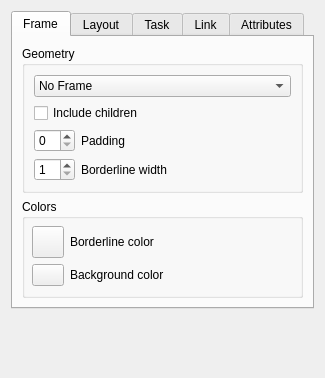
insilmaril/vym, file forms/branchpropeditor.ui: the form before one commit.
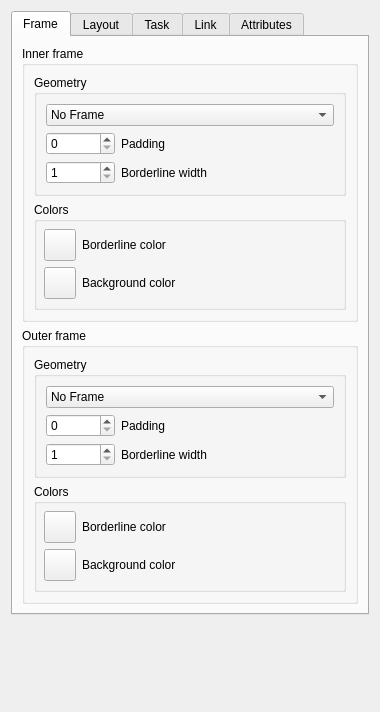
The form after the commit. The open tabs and pages were chosen to show the change.

Commit message: Merge new layout system and new XML parser into develop (#63)

The edit to the form file:
```diff
--- a/forms/branchpropeditor.ui
+++ b/forms/branchpropeditor.ui
@@ -6,8 +6,8 @@
    <rect>
     <x>0</x>
     <y>0</y>
-    <width>325</width>
-    <height>378</height>
+    <width>380</width>
+    <height>712</height>
    </rect>
   </property>
   <property name="sizePolicy">
@@ -19,280 +19,630 @@
   <property name="windowTitle">
    <string>Branch Property Editor</string>
   </property>
-  <layout class="QVBoxLayout">
+  <layout class="QVBoxLayout" name="verticalLayout_12">
    <item>
     <widget class="QTabWidget" name="tabWidget">
      <property name="currentIndex">
-      <number>2</number>
+      <number>0</number>
      </property>
-     <widget class="QWidget" name="tab">
+     <widget class="QWidget" name="tabFrame">
+      <property name="minimumSize">
+       <size>
+        <width>0</width>
+        <height>0</height>
+       </size>
+      </property>
       <attribute name="title">
        <string>Frame</string>
       </attribute>
-      <layout class="QVBoxLayout">
-       <property name="spacing">
-        <number>6</number>
-       </property>
-       <property name="leftMargin">
-        <number>9</number>
-       </property>
-       <property name="topMargin">
-        <number>9</number>
-       </property>
-       <property name="rightMargin">
-        <number>9</number>
-       </property>
-       <property name="bottomMargin">
-        <number>9</number>
-       </property>
+      <layout class="QVBoxLayout" name="verticalLayout_11">
        <item>
-        <widget class="QGroupBox" name="groupBox">
+        <widget class="QGroupBox" name="innerFrameGroupBox">
          <property name="title">
-          <string>Geometry</string>
+          <string>Inner frame</string>
          </property>
-         <layout class="QGridLayout">
-          <item row="0" column="0" colspan="4">
-           <widget class="QComboBox" name="frameTypeCombo">
+         <layout class="QVBoxLayout" name="verticalLayout_9">
+          <item>
+           <widget class="QGroupBox" name="innerFrameGeometryGroupBox">
+            <property name="title">
+             <string>Geometry</string>
+            </property>
+            <layout class="QGridLayout">
+             <item row="2" column="1" colspan="2">
+              <widget class="QLabel" name="innerFrameBorderLabel">
+               <property name="text">
+                <string>Borderline width</string>
+               </property>
+              </widget>
+             </item>
+             <item row="2" column="0">
+              <widget class="QSpinBox" name="innerFrameWidthSpinBox">
+               <property name="minimum">
+                <number>1</number>
+               </property>
+               <property name="maximum">
+                <number>20</number>
+               </property>
+              </widget>
+             </item>
+             <item row="1" column="0">
+              <widget class="QSpinBox" name="innerFramePaddingSpinBox">
+               <property name="maximum">
+                <number>50</number>
+               </property>
+              </widget>
+             </item>
+             <item row="1" column="1" colspan="2">
+              <widget class="QLabel" name="innerFramePaddingLabel">
+               <property name="text">
+                <string>Padding</string>
+               </property>
+              </widget>
+             </item>
+             <item row="0" column="0" colspan="4">
+              <widget class="QComboBox" name="innerFrameTypeCombo">
+               <property name="sizePolicy">
+                <sizepolicy hsizetype="Expanding" vsizetype="Fixed">
+                 <horstretch>0</horstretch>
+                 <verstretch>0</verstretch>
+                </sizepolicy>
+               </property>
+               <item>
+                <property name="text">
+                 <string>No Frame</string>
+                </property>
+               </item>
+               <item>
+                <property name="text">
+                 <string>Rectangle</string>
+                </property>
+               </item>
+               <item>
+                <property name="text">
+                 <string>Rounded Rectangle</string>
+                </property>
+               </item>
+               <item>
+                <property name="text">
+                 <string>Ellipse</string>
+                </property>
+               </item>
+               <item>
+                <property name="text">
+                 <string>Cloud</string>
+                </property>
+               </item>
+              </widget>
+             </item>
+            </layout>
+           </widget>
+          </item>
+          <item>
+           <widget class="QGroupBox" name="innerFrameColorGroupBox">
             <property name="sizePolicy">
-             <sizepolicy hsizetype="Expanding" vsizetype="Fixed">
+             <sizepolicy hsizetype="Expanding" vsizetype="Preferred">
               <horstretch>0</horstretch>
               <verstretch>0</verstretch>
              </sizepolicy>
             </property>
-            <item>
-             <property name="text">
-              <string>No Frame</string>
+            <property name="title">
+             <string>Colors</string>
+            </property>
+            <layout class="QGridLayout">
+             <property name="leftMargin">
+              <number>7</number>
              </property>
-            </item>
-            <item>
-             <property name="text">
-              <string>Rectangle</string>
+             <property name="topMargin">
+              <number>7</number>
              </property>
-            </item>
-            <item>
-             <property name="text">
-              <string>Rounded Rectangle</string>
+             <property name="rightMargin">
+              <number>7</number>
              </property>
-            </item>
-            <item>
-             <property name="text">
-              <string>Ellipse</string>
+             <property name="bottomMargin">
+              <number>7</number>
              </property>
-            </item>
-            <item>
-             <property name="text">
-              <string>Cloud</string>
+             <property name="spacing">
+              <number>6</number>
              </property>
-            </item>
-           </widget>
-          </item>
-          <item row="2" column="3">
-           <spacer>
-            <property name="orientation">
-             <enum>Qt::Horizontal</enum>
-            </property>
-            <property name="sizeHint" stdset="0">
-             <size>
-              <width>40</width>
-              <height>20</height>
-             </size>
-            </property>
-           </spacer>
-          </item>
-          <item row="2" column="1" colspan="2">
-           <widget class="QLabel" name="framePaddingLabel">
-            <property name="text">
-             <string>Padding</string>
-            </property>
-           </widget>
-          </item>
-          <item row="3" column="1" colspan="2">
-           <widget class="QLabel" name="frameBorderLabel">
-            <property name="text">
-             <string>Borderline width</string>
-            </property>
-           </widget>
-          </item>
-          <item row="2" column="0">
-           <widget class="QSpinBox" name="framePaddingSpinBox">
-            <property name="maximum">
-             <number>50</number>
-            </property>
-           </widget>
-          </item>
-          <item row="3" column="0">
-           <widget class="QSpinBox" name="frameWidthSpinBox">
-            <property name="minimum">
-             <number>1</number>
-            </property>
-            <property name="maximum">
-             <number>20</number>
-            </property>
-           </widget>
-          </item>
-          <item row="1" column="0" colspan="3">
-           <widget class="QCheckBox" name="includeChildrenCheckBox">
-            <property name="text">
-             <string>Include children</string>
-            </property>
+             <item row="1" column="0">
+              <widget class="QPushButton" name="innerFrameBrushColorButton">
+               <property name="minimumSize">
+                <size>
+                 <width>32</width>
+                 <height>32</height>
+                </size>
+               </property>
+               <property name="maximumSize">
+                <size>
+                 <width>20</width>
+                 <height>16777215</height>
+                </size>
+               </property>
+               <property name="text">
+                <string/>
+               </property>
+              </widget>
+             </item>
+             <item row="0" column="1">
+              <widget class="QLabel" name="innerFramePenColorLabelDesc">
+               <property name="sizePolicy">
+                <sizepolicy hsizetype="Expanding" vsizetype="Preferred">
+                 <horstretch>0</horstretch>
+                 <verstretch>0</verstretch>
+                </sizepolicy>
+               </property>
+               <property name="text">
+                <string>Borderline color</string>
+               </property>
+               <property name="buddy">
+                <cstring>innerFramePenColorButton</cstring>
+               </property>
+              </widget>
+             </item>
+             <item row="1" column="1">
+              <widget class="QLabel" name="innerFrameBrushColorLabelDesc">
+               <property name="text">
+                <string>Background color</string>
+               </property>
+               <property name="buddy">
+                <cstring>innerFrameBrushColorButton</cstring>
+               </property>
+              </widget>
+             </item>
+             <item row="0" column="0">
+              <widget class="QPushButton" name="innerFramePenColorButton">
+               <property name="minimumSize">
+                <size>
+                 <width>32</width>
+                 <height>32</height>
+                </size>
+               </property>
+               <property name="maximumSize">
+                <size>
+                 <width>20</width>
+                 <height>16777215</height>
+                </size>
+               </property>
+               <property name="text">
+                <string/>
+               </property>
+              </widget>
+             </item>
+            </layout>
            </widget>
           </item>
          </layout>
         </widget>
        </item>
        <item>
-        <layout class="QVBoxLayout">
-         <property name="spacing">
-          <number>6</number>
+        <widget class="QGroupBox" name="outerFrameGroupBox">
+         <property name="title">
+          <string>Outer frame</string>
          </property>
-         <property name="leftMargin">
-          <number>0</number>
-         </property>
-         <property name="topMargin">
-          <number>0</number>
-         </property>
-         <property name="rightMargin">
-          <number>0</number>
-         </property>
-         <property name="bottomMargin">
-          <number>0</number>
-         </property>
-         <item>
-          <widget class="QGroupBox" name="colorGroupBox">
-           <property name="sizePolicy">
-            <sizepolicy hsizetype="Expanding" vsizetype="Preferred">
-             <horstretch>0</horstretch>
-             <verstretch>0</verstretch>
-            </sizepolicy>
-           </property>
-           <property name="title">
-            <string>Colors</string>
-           </property>
-           <layout class="QGridLayout">
-            <property name="leftMargin">
-             <number>7</number>
+         <layout class="QVBoxLayout" name="verticalLayout_10">
+          <item>
+           <widget class="QGroupBox" name="outerFrameGeometryBox">
+            <property name="title">
+             <string>Geometry</string>
             </property>
-            <property name="topMargin">
-             <number>7</number>
+            <layout class="QGridLayout" name="_2">
+             <item row="0" column="0" colspan="4">
+              <widget class="QComboBox" name="outerFrameTypeCombo">
+               <property name="sizePolicy">
+                <sizepolicy hsizetype="Expanding" vsizetype="Fixed">
+                 <horstretch>0</horstretch>
+                 <verstretch>0</verstretch>
+                </sizepolicy>
+               </property>
+               <item>
+                <property name="text">
+                 <string>No Frame</string>
+                </property>
+               </item>
+               <item>
+                <property name="text">
+                 <string>Rectangle</string>
+                </property>
+               </item>
+               <item>
+                <property name="text">
+                 <string>Rounded Rectangle</string>
+                </property>
+               </item>
+               <item>
+                <property name="text">
+                 <string>Ellipse</string>
+                </property>
+               </item>
+               <item>
+                <property name="text">
+                 <string>Cloud</string>
+                </property>
+               </item>
+              </widget>
+             </item>
+             <item row="1" column="0">
+              <widget class="QSpinBox" name="outerFramePaddingSpinBox">
+               <property name="maximum">
+                <number>50</number>
+               </property>
+              </widget>
+             </item>
+             <item row="2" column="0">
+              <widget class="QSpinBox" name="outerFrameWidthSpinBox">
+               <property name="minimum">
+                <number>1</number>
+               </property>
+               <property name="maximum">
+                <number>20</number>
+               </property>
+              </widget>
+             </item>
+             <item row="2" column="1" colspan="2">
+              <widget class="QLabel" name="outerFrameBorderLabel">
+               <property name="text">
+                <string>Borderline width</string>
+               </property>
+              </widget>
+             </item>
+             <item row="1" column="1" colspan="2">
+              <widget class="QLabel" name="outerFramePaddingLabel">
+               <property name="text">
+                <string>Padding</string>
+               </property>
+              </widget>
+             </item>
+            </layout>
+           </widget>
+          </item>
+          <item>
+           <widget class="QGroupBox" name="outerFrameColorGroupBox">
+            <property name="sizePolicy">
+             <sizepolicy hsizetype="Expanding" vsizetype="Preferred">
+              <horstretch>0</horstretch>
+              <verstretch>0</verstretch>
+             </sizepolicy>
             </property>
-            <property name="rightMargin">
-             <number>7</number>
+            <property name="title">
+             <string>Colors</string>
             </property>
-            <property name="bottomMargin">
-             <number>7</number>
-            </property>
-            <property name="spacing">
-             <number>6</number>
-            </property>
-            <item row="0" column="0">
-             <widget class="QPushButton" name="framePenColorButton">
-              <property name="minimumSize">
-               <size>
-                <width>32</width>
-                <height>32</height>
-               </size>
-              </property>
-              <property name="maximumSize">
-               <size>
-                <width>20</width>
-                <height>16777215</height>
-               </size>
-              </property>
-              <property name="text">
-               <string/>
-              </property>
-             </widget>
-            </item>
-            <item row="0" column="1">
-             <widget class="QLabel" name="penColorLabelDesc">
-              <property name="sizePolicy">
-               <sizepolicy hsizetype="Expanding" vsizetype="Preferred">
-                <horstretch>0</horstretch>
-                <verstretch>0</verstretch>
-               </sizepolicy>
-              </property>
-              <property name="text">
-               <string>Borderline color</string>
-              </property>
-              <property name="buddy">
-               <cstring>framePenColorButton</cstring>
-              </property>
-             </widget>
-            </item>
-            <item row="1" column="0">
-             <widget class="QPushButton" name="frameBrushColorButton">
-              <property name="minimumSize">
-               <size>
-                <width>32</width>
-                <height>0</height>
-               </size>
-              </property>
-              <property name="maximumSize">
-               <size>
-                <width>20</width>
-                <height>16777215</height>
-               </size>
-              </property>
-              <property name="text">
-               <string/>
-              </property>
-             </widget>
-            </item>
-            <item row="1" column="1">
-             <widget class="QLabel" name="brushColorLabelDesc">
-              <property name="text">
-               <string>Background color</string>
-              </property>
-              <property name="buddy">
-               <cstring>frameBrushColorButton</cstring>
-              </property>
-             </widget>
-            </item>
-            <item row="0" column="2">
-             <spacer>
-              <property name="orientation">
-               <enum>Qt::Horizontal</enum>
-              </property>
-              <property name="sizeHint" stdset="0">
-               <size>
-                <width>40</width>
-                <height>20</height>
-               </size>
-              </property>
-             </spacer>
-            </item>
-           </layout>
-          </widget>
-         </item>
-        </layout>
+            <layout class="QGridLayout" name="_3">
+             <property name="leftMargin">
+              <number>7</number>
+             </property>
+             <property name="topMargin">
+              <number>7</number>
+             </property>
+             <property name="rightMargin">
+              <number>7</number>
+             </property>
+             <property name="bottomMargin">
+              <number>7</number>
+             </property>
+             <property name="spacing">
+              <number>6</number>
+             </property>
+             <item row="1" column="0">
+              <widget class="QPushButton" name="outerFrameBrushColorButton">
+               <property name="minimumSize">
+                <size>
+                 <width>32</width>
+                 <height>32</height>
+                </size>
+               </property>
+               <property name="maximumSize">
+                <size>
+                 <width>20</width>
+                 <height>16777215</height>
+                </size>
+               </property>
+               <property name="text">
+                <string/>
+               </property>
+              </widget>
+             </item>
+             <item row="0" column="1">
+              <widget class="QLabel" name="outerFramePenColorLabelDesc">
+               <property name="sizePolicy">
+                <sizepolicy hsizetype="Expanding" vsizetype="Preferred">
+                 <horstretch>0</horstretch>
+                 <verstretch>0</verstretch>
+                </sizepolicy>
+               </property>
+               <property name="text">
+                <string>Borderline color</string>
+               </property>
+               <property name="buddy">
+                <cstring>innerFramePenColorButton</cstring>
+               </property>
+              </widget>
+             </item>
+             <item row="1" column="1">
+              <widget class="QLabel" name="outerFrameBrushColorLabelDesc">
+               <property name="text">
+                <string>Background color</string>
+               </property>
+               <property name="buddy">
+                <cstring>innerFrameBrushColorButton</cstring>
+               </property>
+              </widget>
+             </item>
+             <item row="0" column="0">
+              <widget class="QPushButton" name="outerFramePenColorButton">
+               <property name="minimumSize">
+                <size>
+                 <width>32</width>
+                 <height>32</height>
+                </size>
+               </property>
+               <property name="maximumSize">
+                <size>
+                 <width>20</width>
+                 <height>16777215</height>
+                </size>
+               </property>
+               <property name="text">
+                <string/>
+               </property>
+              </widget>
+             </item>
+            </layout>
+           </widget>
+          </item>
+         </layout>
+        </widget>
        </item>
       </layout>
      </widget>
-     <widget class="QWidget" name="Layout">
+     <widget class="QWidget" name="tabLayout">
       <attribute name="title">
        <string>Layout</string>
       </attribute>
-      <layout class="QVBoxLayout">
+      <layout class="QVBoxLayout" name="verticalLayout_6">
        <item>
-        <layout class="QVBoxLayout">
+        <layout class="QHBoxLayout" name="horizontalLayout_2">
          <item>
-          <widget class="QCheckBox" name="incImgHor">
-           <property name="text">
-            <string>Include images horizontally</string>
+          <widget class="QGroupBox" name="childrenBranchesGroupBox">
+           <property name="enabled">
+            <bool>true</bool>
            </property>
+           <property name="sizePolicy">
+            <sizepolicy hsizetype="Preferred" vsizetype="Minimum">
+             <horstretch>0</horstretch>
+             <verstretch>0</verstretch>
+            </sizepolicy>
+           </property>
+           <property name="title">
+            <string>Layout of  branches</string>
+           </property>
+           <layout class="QVBoxLayout" name="verticalLayout_5">
+            <item>
+             <widget class="QCheckBox" name="branchesAutoLayoutCheckBox">
+              <property name="text">
+               <string>Automatic</string>
+              </property>
+             </widget>
+            </item>
+            <item>
+             <widget class="QFrame" name="branchesLayoutsFrame">
+              <property name="enabled">
+               <bool>true</bool>
+              </property>
+              <property name="frameShape">
+               <enum>QFrame::StyledPanel</enum>
+              </property>
+              <property name="frameShadow">
+               <enum>QFrame::Raised</enum>
+              </property>
+              <layout class="QVBoxLayout" name="verticalLayout_7">
+               <item>
+                <layout class="QVBoxLayout" name="verticalLayout_2">
+                 <item>
+                  <widget class="QRadioButton" name="branchesLayoutVerticalButton">
+                   <property name="text">
+                    <string>Vertical</string>
+                   </property>
+                   <attribute name="buttonGroup">
+                    <string notr="true">branchesLayoutsButtonGroup</string>
+                   </attribute>
+                  </widget>
+                 </item>
+                 <item>
+                  <widget class="QRadioButton" name="branchesLayoutHorizontalButton">
+                   <property name="text">
+                    <string>Horizontal</string>
+                   </property>
+                   <attribute name="buttonGroup">
+                    <string notr="true">branchesLayoutsButtonGroup</string>
+                   </attribute>
+                  </widget>
+                 </item>
+                 <item>
+                  <widget class="QRadioButton" name="branchesLayoutBoundedButton">
+                   <property name="text">
+                    <string>Floating bounded</string>
+                   </property>
+                   <attribute name="buttonGroup">
+                    <string notr="true">branchesLayoutsButtonGroup</string>
+                   </attribute>
+                  </widget>
+                 </item>
+                 <item>
+                  <widget class="QRadioButton" name="branchesLayoutFreeButton">
+                   <property name="text">
+                    <string>Floating free</string>
+                   </property>
+                   <attribute name="buttonGroup">
+                    <string notr="true">branchesLayoutsButtonGroup</string>
+                   </attribute>
+                  </widget>
+                 </item>
+                </layout>
+               </item>
+              </layout>
+             </widget>
+            </item>
+           </layout>
           </widget>
          </item>
          <item>
-          <widget class="QCheckBox" name="incImgVer">
-           <property name="text">
-            <string>Include images vertically</string>
+          <widget class="QGroupBox" name="childrenImagesGroupBox">
+           <property name="sizePolicy">
+            <sizepolicy hsizetype="Preferred" vsizetype="Minimum">
+             <horstretch>0</horstretch>
+             <verstretch>0</verstretch>
+            </sizepolicy>
            </property>
+           <property name="title">
+            <string>Layout of  images</string>
+           </property>
+           <property name="alignment">
+            <set>Qt::AlignLeading|Qt::AlignLeft|Qt::AlignVCenter</set>
+           </property>
+           <property name="flat">
+            <bool>false</bool>
+           </property>
+           <property name="checkable">
+            <bool>false</bool>
+           </property>
+           <layout class="QVBoxLayout" name="verticalLayout_4">
+            <item>
+             <widget class="QCheckBox" name="imagesAutoLayoutCheckBox">
+              <property name="text">
+               <string>Automatic</string>
+              </property>
+             </widget>
+            </item>
+            <item>
+             <widget class="QFrame" name="imagesLayoutsFrame">
+              <property name="frameShape">
+               <enum>QFrame::StyledPanel</enum>
+              </property>
+              <property name="frameShadow">
+               <enum>QFrame::Raised</enum>
+              </property>
+              <layout class="QVBoxLayout" name="verticalLayout_8">
+               <item>
+                <layout class="QVBoxLayout" name="verticalLayout_3">
+                 <item>
+                  <widget class="QRadioButton" name="imagesLayoutVerticalButton">
+                   <property name="text">
+                    <string>Vertical</string>
+                   </property>
+                   <attribute name="buttonGroup">
+                    <string notr="true">imagesLayoutsButtonGroup</string>
+                   </attribute>
+                  </widget>
+                 </item>
+                 <item>
+                  <widget class="QRadioButton" name="imagesLayoutHorizontalButton">
+                   <property name="text">
+                    <string>Horizontal</string>
+                   </property>
+                   <attribute name="buttonGroup">
+                    <string notr="true">imagesLayoutsButtonGroup</string>
+                   </attribute>
+                  </widget>
+                 </item>
+                 <item>
+                  <widget class="QRadioButton" name="imagesLayoutBoundedButton">
+                   <property name="text">
+                    <string>Floating bounded</string>
+                   </property>
+                   <attribute name="buttonGroup">
+                    <string notr="true">imagesLayoutsButtonGroup</string>
+                   </attribute>
+                  </widget>
+                 </item>
+                 <item>
+                  <widget class="QRadioButton" name="imagesLayoutFreeButton">
+                   <property name="text">
+                    <string>Floating free</string>
+                   </property>
+                   <attribute name="buttonGroup">
+                    <string notr="true">imagesLayoutsButtonGroup</string>
+                   </attribute>
+                  </widget>
+                 </item>
+                </layout>
+               </item>
+              </layout>
+             </widget>
+            </item>
+           </layout>
           </widget>
          </item>
+        </layout>
+       </item>
+       <item>
+        <widget class="QLabel" name="rotationHeadingLabel">
+         <property name="text">
+          <string>Rotation heading:</string>
+         </property>
+        </widget>
+       </item>
+       <item>
+        <layout class="QHBoxLayout" name="horizontalLayout_3">
          <item>
-          <widget class="QCheckBox" name="childrenFreePositioning">
-           <property name="text">
-            <string>Free positioning of children (experimental!)</string>
+          <widget class="QSlider" name="rotationHeadingSlider">
+           <property name="minimum">
+            <number>-90</number>
+           </property>
+           <property name="maximum">
+            <number>90</number>
+           </property>
+           <property name="singleStep">
+            <number>5</number>
+           </property>
+           <property name="orientation">
+            <enum>Qt::Horizontal</enum>
+           </property>
+          </widget>
+         </item>
+         <item>
+          <widget class="QSpinBox" name="rotationHeadingSpinBox">
+           <property name="minimum">
+            <number>-90</number>
+           </property>
+           <property name="maximum">
+            <number>90</number>
+           </property>
+          </widget>
+         </item>
+        </layout>
+       </item>
+       <item>
+        <widget class="QLabel" name="rotationInnerContentLabel">
+         <property name="text">
+          <string>Rotation content:</string>
+         </property>
+        </widget>
+       </item>
+       <item>
+        <layout class="QHBoxLayout" name="horizontalLayout_4">
+         <item>
+          <widget class="QSlider" name="rotationInnerContentSlider">
+           <property name="minimum">
+            <number>-90</number>
+           </property>
+           <property name="maximum">
+            <number>90</number>
+           </property>
+           <property name="singleStep">
+            <number>5</number>
+           </property>
+           <property name="orientation">
+            <enum>Qt::Horizontal</enum>
+           </property>
+          </widget>
+         </item>
+         <item>
+          <widget class="QSpinBox" name="rotationInnerContentSpinBox">
+           <property name="minimum">
+            <number>-90</number>
+           </property>
+           <property name="maximum">
+            <number>90</number>
            </property>
           </widget>
          </item>
@@ -313,7 +663,7 @@
        </item>
       </layout>
      </widget>
-     <widget class="QWidget" name="tab_4">
+     <widget class="QWidget" name="tabTask">
       <attribute name="title">
        <string>Task</string>
       </attribute>
@@ -415,7 +765,7 @@
        </item>
       </layout>
      </widget>
-     <widget class="QWidget" name="tab_2">
+     <widget class="QWidget" name="tabLink">
       <attribute name="title">
        <string>Link</string>
       </attribute>
@@ -442,7 +792,7 @@
        </item>
       </layout>
      </widget>
-     <widget class="QWidget" name="tab_3">
+     <widget class="QWidget" name="tabAttributes">
       <attribute name="title">
        <string>Attributes</string>
       </attribute>
```
Left out of the diff: 4 changed lines with no effect on the pictures. The commit also changes 170 other files.
